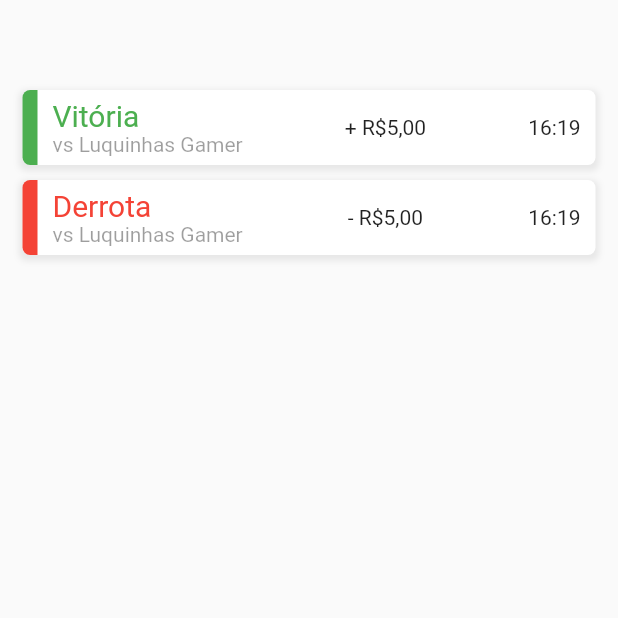
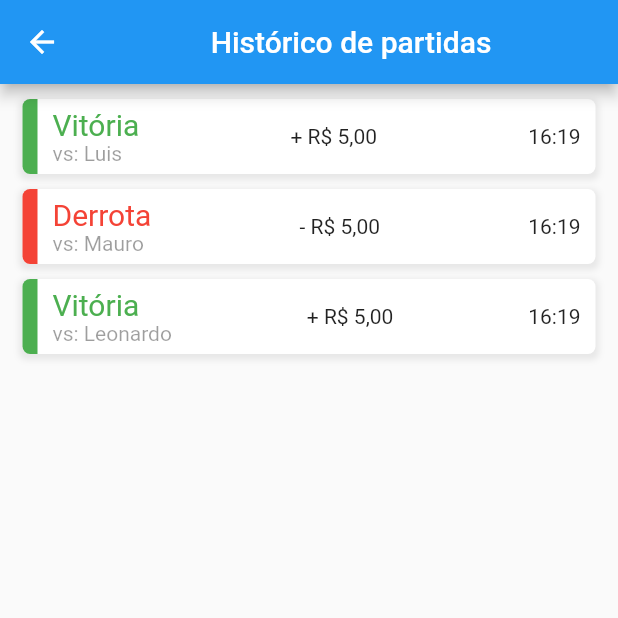
Before and after one commit to BrenoSLima/chesstip, a Flutter app: the HistoryScreen screen opened directly, on a phone screen of 412 x 824 dp, the top half of it. Run offline on Flutter 3.47's test engine with Material 2 defaults, Android fonts, the phone set to English and light mode, and no system bars.

Commit message:
refactoring code

```diff
--- a/lib/components/defeat_history_component.dart
+++ b/lib/components/defeat_history_component.dart
@@ -1,68 +1,18 @@
+import 'package:chesstip/components/history_component.dart';
 import 'package:flutter/material.dart';
+import 'package:chesstip/models/match.dart';
 
 class DefeatHistoryComponent extends StatelessWidget {
-  const DefeatHistoryComponent({Key? key}) : super(key: key);
+  Match match;
+  DefeatHistoryComponent({Key? key, required this.match}) : super(key: key);
 
   @override
   Widget build(BuildContext context) {
-    return Padding(
-      padding: const EdgeInsets.only(left: 15, right: 15, top: 10),
-      child: Container(
-        height: 50,
-        decoration: BoxDecoration(
-            color: Colors.white,
-            borderRadius: BorderRadius.circular(5),
-            boxShadow: [
-              BoxShadow(
-                color: Colors.grey.withOpacity(0.20),
-                spreadRadius: 2,
-                blurRadius: 3,
-                offset: const Offset(0, 2), // changes position of shadow
-              ),
-            ]),
-        child: Row(
-          children: [
-            Container(
-              width: 10,
-              decoration: BoxDecoration(
-                  color: Colors.red,
-                  borderRadius: BorderRadius.only(
-                      topLeft: Radius.circular(5),
-                      bottomLeft: Radius.circular(5))),
-            ),
-            Expanded(
-              child: Padding(
-                padding: const EdgeInsets.only(left: 10, right: 10),
-                child: Row(
-                  mainAxisAlignment: MainAxisAlignment.spaceBetween,
-                  children: [
-                    Container(
-                      child: Column(
-                        mainAxisAlignment: MainAxisAlignment.center,
-                        crossAxisAlignment: CrossAxisAlignment.start,
-                        children: [
-                          Text(
-                            "Derrota",
-                            style: TextStyle(fontSize: 20, color: Colors.red),
-                          ),
-                          Text(
-                            "vs Luquinhas Gamer",
-                            style: TextStyle(
-                              color: Colors.black38,
-                            ),
-                          ),
-                        ],
-                      ),
-                    ),
-                    Text("- R\$5,00"),
-                    Text("16:19")
-                  ],
-                ),
-              ),
-            )
-          ],
-        ),
-      ),
+    return HistoryComponent(
+      cardColor: Colors.red,
+      matchResult: "Derrota",
+      match: match,
+      signal: "-",
     );
   }
 }
--- /dev/null
+++ b/lib/components/history_component.dart
@@ -0,0 +1,85 @@
+import 'package:flutter/material.dart';
+import 'package:chesstip/models/match.dart';
+import 'package:intl/intl.dart';
+
+class HistoryComponent extends StatelessWidget {
+  Color cardColor;
+  String matchResult;
+  Match match;
+  String signal;
+  NumberFormat real = NumberFormat.currency(locale: "pt_BR", name: 'R\$');
+  HistoryComponent({
+    super.key,
+    required this.cardColor,
+    required this.matchResult,
+    required this.match,
+    required this.signal,
+  });
+
+  getWinnerName(Match match) {
+    return match.blackPlayer.name;
+  }
+
+  @override
+  Widget build(BuildContext context) {
+    return Padding(
+      padding: const EdgeInsets.only(left: 15, right: 15, top: 10),
+      child: Container(
+        height: 50,
+        decoration: BoxDecoration(
+            color: Colors.white,
+            borderRadius: BorderRadius.circular(5),
+            boxShadow: [
+              BoxShadow(
+                color: Colors.grey.withOpacity(0.20),
+                spreadRadius: 2,
+                blurRadius: 3,
+                offset: const Offset(0, 2), // changes position of shadow
+              ),
+            ]),
+        child: Row(
+          children: [
+            Container(
+              width: 10,
+              decoration: BoxDecoration(
+                  color: cardColor,
+                  borderRadius: BorderRadius.only(
+                      topLeft: Radius.circular(5),
+                      bottomLeft: Radius.circular(5))),
+            ),
+            Expanded(
+              child: Padding(
+                padding: const EdgeInsets.only(left: 10, right: 10),
+                child: Row(
+                  mainAxisAlignment: MainAxisAlignment.spaceBetween,
+                  children: [
+                    Container(
+                      child: Column(
+                        mainAxisAlignment: MainAxisAlignment.center,
+                        crossAxisAlignment: CrossAxisAlignment.start,
+                        children: [
+                          Text(
+                            matchResult,
+                            style: TextStyle(fontSize: 20, color: cardColor),
+                          ),
+                          Text(
+                            "vs: ${getWinnerName(match)}",
+                            style: TextStyle(
+                              color: Colors.black38,
+                            ),
+                          ),
+                        ],
+                      ),
+                    ),
+                    Text("${signal} ${real.format(match.value)}"),
+                    Text("16:19")
+                  ],
+                ),
+              ),
+            )
+          ],
+        ),
+      ),
+    );
+  }
+}
--- a/lib/components/win_history_component.dart
+++ b/lib/components/win_history_component.dart
@@ -1,68 +1,21 @@
+import 'package:chesstip/components/history_component.dart';
 import 'package:flutter/material.dart';
+import 'package:chesstip/models/match.dart';
 
 class WinHistoryComponent extends StatelessWidget {
-  const WinHistoryComponent({Key? key}) : super(key: key);
+  Match match;
+  WinHistoryComponent({
+    super.key,
+    required this.match,
+  });
 
   @override
   Widget build(BuildContext context) {
-    return Padding(
-      padding: const EdgeInsets.only(left: 15, right: 15, top: 10),
-      child: Container(
-        height: 50,
-        decoration: BoxDecoration(
-            color: Colors.white,
-            borderRadius: BorderRadius.circular(5),
-            boxShadow: [
-              BoxShadow(
-                color: Colors.grey.withOpacity(0.20),
-                spreadRadius: 2,
-                blurRadius: 3,
-                offset: const Offset(0, 2), // changes position of shadow
-              ),
-            ]),
-        child: Row(
-          children: [
-            Container(
-              width: 10,
-              decoration: BoxDecoration(
-                  color: Colors.green,
-                  borderRadius: BorderRadius.only(
-                      topLeft: Radius.circular(5),
-                      bottomLeft: Radius.circular(5))),
-            ),
-            Expanded(
-              child: Padding(
-                padding: const EdgeInsets.only(left: 10, right: 10),
-                child: Row(
-                  mainAxisAlignment: MainAxisAlignment.spaceBetween,
-                  children: [
-                    Container(
-                      child: Column(
-                        mainAxisAlignment: MainAxisAlignment.center,
-                        crossAxisAlignment: CrossAxisAlignment.start,
-                        children: [
-                          Text(
-                            "Vitória",
-                            style: TextStyle(fontSize: 20, color: Colors.green),
-                          ),
-                          Text(
-                            "vs Luquinhas Gamer",
-                            style: TextStyle(
-                              color: Colors.black38,
-                            ),
-                          ),
-                        ],
-                      ),
-                    ),
-                    Text("+ R\$5,00"),
-                    Text("16:19")
-                  ],
-                ),
-              ),
-            )
-          ],
-        ),
-      ),
+    return HistoryComponent(
+      cardColor: Colors.green,
+      matchResult: "Vitória",
+      match: match,
+      signal: "+",
     );
   }
 }
--- /dev/null
+++ b/lib/models/match.dart
@@ -0,0 +1,19 @@
+import 'package:chesstip/models/user.dart';
+
+enum MatchStatusEnum { onGoing, finished, notStarted }
+
+class Match {
+  User whitePlayer;
+  User blackPlayer;
+  int? winnerId;
+  double value;
+  MatchStatusEnum status = MatchStatusEnum.notStarted;
+
+  Match({
+    this.winnerId,
+    required this.whitePlayer,
+    required this.blackPlayer,
+    required this.value,
+    required this.status,
+  });
+}
--- a/lib/models/user.dart
+++ b/lib/models/user.dart
@@ -0,0 +1,9 @@
+class User {
+  int id;
+  String name;
+
+  User({
+    required this.id,
+    required this.name,
+  });
+}
--- /dev/null
+++ b/lib/repositories/match_repository.dart
@@ -0,0 +1,28 @@
+import 'package:chesstip/models/match.dart';
+import 'package:chesstip/repositories/user_repository.dart';
+
+class MatchRepository {
+  static List<Match> matches = [
+    Match(
+      whitePlayer: UserRepository.users[0],
+      blackPlayer: UserRepository.users[1],
+      winnerId: UserRepository.users[0].id,
+      value: 5.00,
+      status: MatchStatusEnum.finished,
+    ),
+    Match(
+      whitePlayer: UserRepository.users[1],
+      blackPlayer: UserRepository.users[2],
+      winnerId: UserRepository.users[1].id,
+      value: 5.00,
+      status: MatchStatusEnum.finished,
+    ),
+    Match(
+      whitePlayer: UserRepository.users[1],
+      blackPlayer: UserRepository.users[0],
+      winnerId: UserRepository.users[0].id,
+      value: 5.00,
+      status: MatchStatusEnum.finished,
+    )
+  ];
+}
--- /dev/null
+++ b/lib/repositories/user_repository.dart
@@ -0,0 +1,15 @@
+import 'package:chesstip/models/user.dart';
+
+class UserRepository {
+  static List<User> users = [
+    User(id: 1, name: "Leonardo"),
+    User(id: 2, name: "Luis"),
+    User(id: 3, name: "Mauro"),
+  ];
+
+  static List<User> friends = [
+    User(id: 1, name: "Leonardo"),
+    User(id: 2, name: "Luis"),
+    User(id: 3, name: "Mauro"),
+  ];
+}
--- a/lib/screens/friends_screen.dart
+++ b/lib/screens/friends_screen.dart
@@ -1,12 +1,17 @@
+import 'package:chesstip/repositories/user_repository.dart';
 import 'package:flutter/material.dart';
 
 class FriendsScreen extends StatelessWidget {
+  final friends = UserRepository.friends;
   const FriendsScreen({super.key});
 
   @override
   Widget build(BuildContext context) {
-    return const Scaffold(
-      body: Text("Amigos"),
+    return Scaffold(
+      appBar: AppBar(
+          title: Center(
+        child: const Text("Amigos"),
+      )),
     );
   }
 }
--- a/lib/screens/history_screen.dart
+++ b/lib/screens/history_screen.dart
@@ -1,4 +1,5 @@
 import 'package:chesstip/components/win_history_component.dart';
+import 'package:chesstip/repositories/match_repository.dart';
 import 'package:flutter/material.dart';
 
 import '../components/defeat_history_component.dart';
@@ -11,17 +12,25 @@ class HistoryScreen extends StatefulWidget {
 }
 
 class _HistoryScreenState extends State<HistoryScreen> {
+  winMatch(match) {
+    return match.winnerId == 1;
+  }
+
+  final matches = MatchRepository.matches;
   @override
   Widget build(BuildContext context) {
     return Scaffold(
-      body: Column(
-        children: [
-          SizedBox(
-            height: 50,
-          ),
-          WinHistoryComponent(),
-          DefeatHistoryComponent()
-        ],
+      appBar: AppBar(
+        title: const Center(child: Text("Histórico de partidas")),
+      ),
+      body: ListView.builder(
+        itemBuilder: ((context, index) {
+          if (winMatch(matches[index]))
+            return WinHistoryComponent(match: matches[index]);
+          else
+            return DefeatHistoryComponent(match: matches[index]);
+        }),
+        itemCount: matches.length,
       ),
     );
   }
--- a/pubspec.yaml
+++ b/pubspec.yaml
@@ -30,6 +30,7 @@ environment:
 dependencies:
   flutter:
     sdk: flutter
+  intl:
 
 
   # The following adds the Cupertino Icons font to your application.
```
Also changed, not shown: lib/models/match_history.dart (added).
